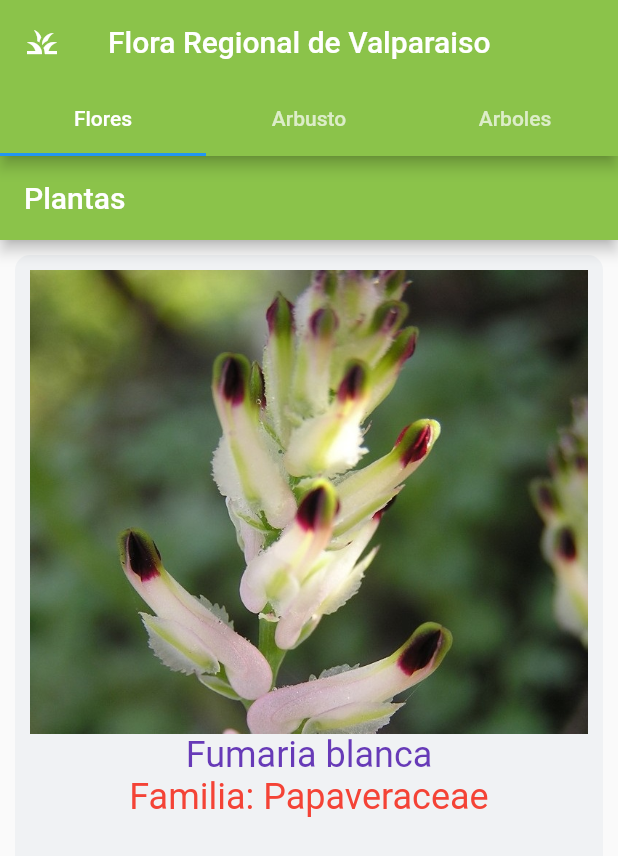
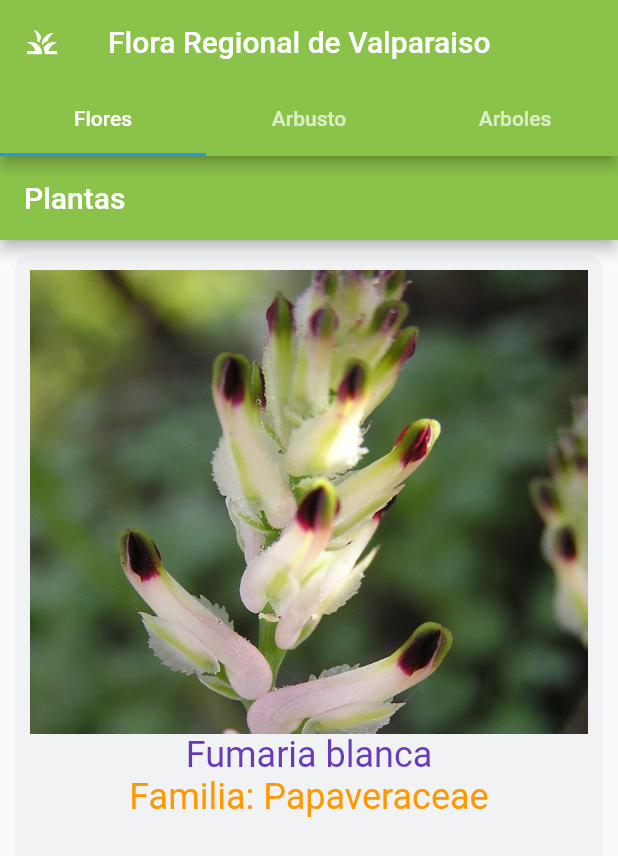
Before and after one commit to Bipc0/Moviles, a Flutter app: the screen it shows after launch, on a phone screen of 412 x 824 dp. Shown: the top 856 px of the screen. Run offline on Flutter 3.47's test engine with Material 2 defaults, Android fonts, the phone set to English and light mode, and no system bars.

Commit message:
Update Forma.dart

```diff
--- a/lib/Forma.dart
+++ b/lib/Forma.dart
@@ -33,7 +33,7 @@ class Forma extends StatelessWidget {
                 ),
                 Text(
                   'Familia: $_Familia',
-                  style: TextStyle(fontSize: 24, color: Colors.red),
+                  style: TextStyle(fontSize: 24, color: Colors.orange),
                 ),
               ],
             ),
```
